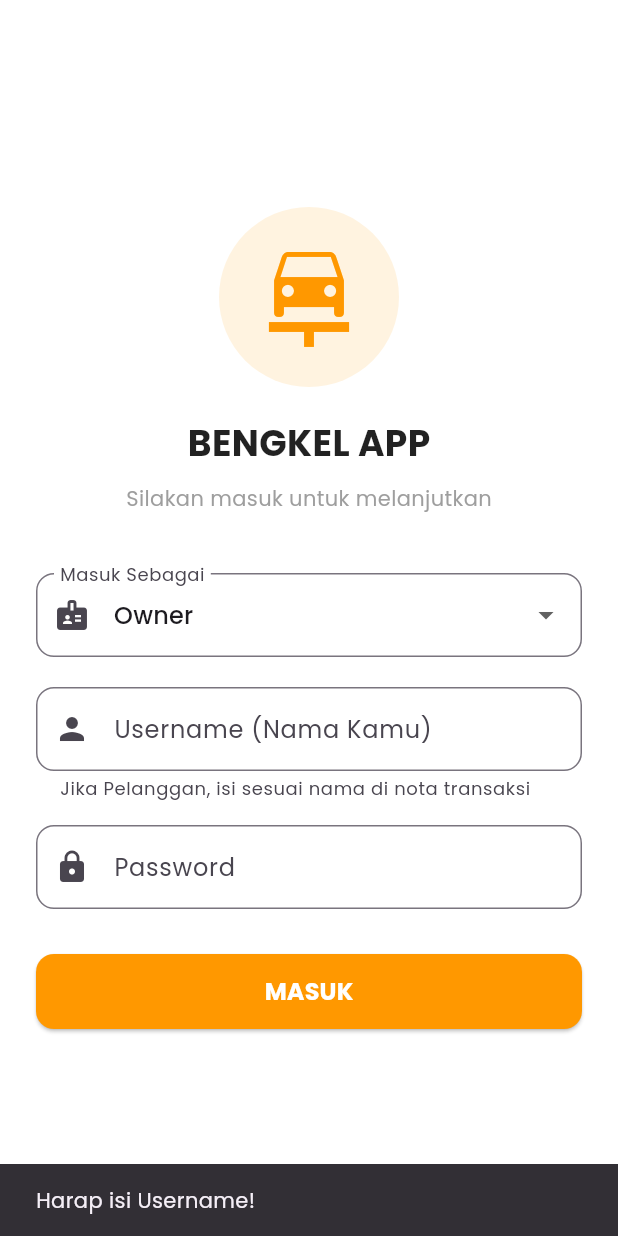
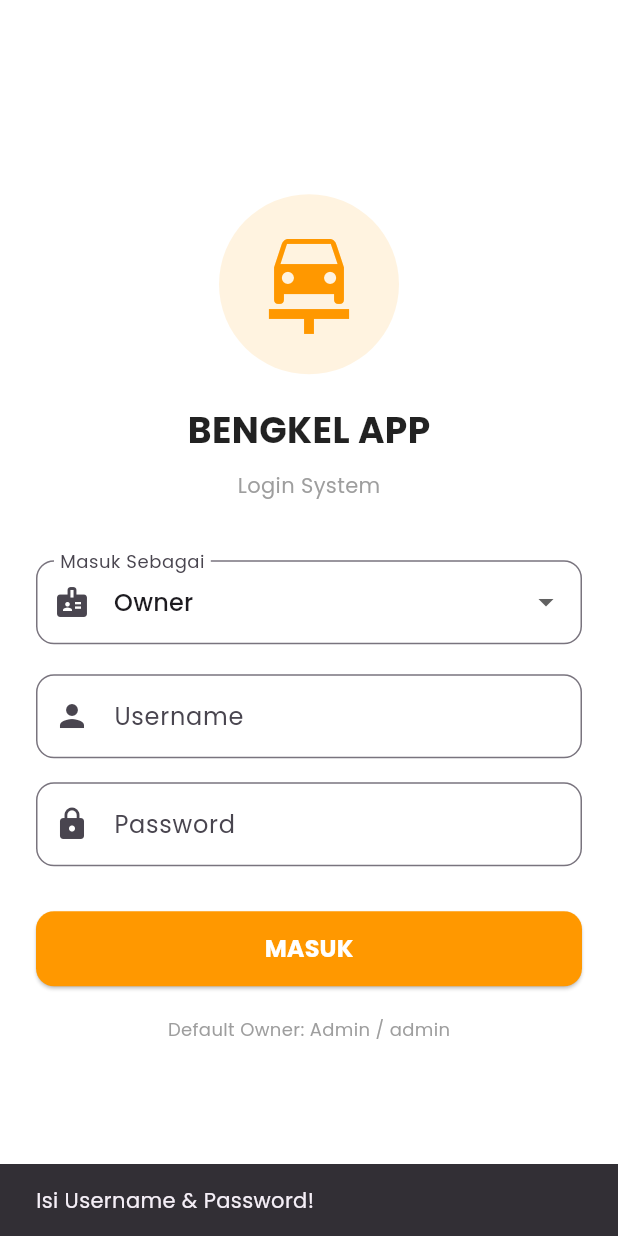
Before and after one commit to Altalea/bengkel_app_baru, a Flutter app: the screen it shows after launch, after a tap on "MASUK", on a phone screen of 412 x 824 dp. Run offline on Flutter 3.47's test engine with Material 3 defaults, Android fonts, the phone set to English and light mode, and no system bars; our stand-ins replace google_fonts, image_picker, sqflite; accounts and stored records are empty.

Commit message:
perbaiki fitur pelanggan

```diff
--- a/lib/customer_model.dart
+++ b/lib/customer_model.dart
@@ -2,9 +2,10 @@ class Customer {
   final int? id;
   final String name;
   final String phone;
-  final String email;         // Baru
+  final String email;
   final String address;
-  final String vehicleNumber; // Baru (Plat Nomor)
+  final String vehicleNumber;
+  final String password; // BARU
 
   Customer({
     this.id,
@@ -13,6 +14,7 @@ class Customer {
     required this.email,
     required this.address,
     required this.vehicleNumber,
+    required this.password, // Wajib
   });
 
   Map<String, dynamic> toMap() {
@@ -23,6 +25,7 @@ class Customer {
       'email': email,
       'address': address,
       'vehicleNumber': vehicleNumber,
+      'password': password,
     };
   }
 
@@ -34,6 +37,7 @@ class Customer {
       email: map['email'] ?? '-',
       address: map['address'],
       vehicleNumber: map['vehicleNumber'] ?? '-',
+      password: map['password'] ?? '123456', // Default kalau data lama kosong
     );
   }
 }
--- a/lib/employee_model.dart
+++ b/lib/employee_model.dart
@@ -1,16 +1,18 @@
 class Employee {
   final int? id;
   final String name;
-  final String position; // Misal: Mekanik Senior, Kasir, dll
+  final String position;
   final String phone;
-  final String? imagePath; // Tambahan untuk foto
+  final String imagePath;
+  final String password; // BARU
 
   Employee({
     this.id,
     required this.name,
     required this.position,
     required this.phone,
-    this.imagePath,
+    required this.imagePath,
+    required this.password, // Wajib
   });
 
   Map<String, dynamic> toMap() {
@@ -20,6 +22,7 @@ class Employee {
       'position': position,
       'phone': phone,
       'imagePath': imagePath,
+      'password': password,
     };
   }
 
@@ -29,7 +32,8 @@ class Employee {
       name: map['name'],
       position: map['position'],
       phone: map['phone'],
-      imagePath: map['imagePath'],
+      imagePath: map['imagePath'] ?? '',
+      password: map['password'] ?? '123456',
     );
   }
 }
--- a/lib/screens/add_customer_screen.dart
+++ b/lib/screens/add_customer_screen.dart
@@ -4,7 +4,6 @@ import '../customer_model.dart';
 
 class AddCustomerScreen extends StatefulWidget {
   const AddCustomerScreen({super.key});
-
   @override
   State<AddCustomerScreen> createState() => _AddCustomerScreenState();
 }
@@ -12,12 +11,12 @@ class AddCustomerScreen extends StatefulWidget {
 class _AddCustomerScreenState extends State<AddCustomerScreen> {
   final _formKey = GlobalKey<FormState>();
 
-  // Controller
   final _nameController = TextEditingController();
   final _phoneController = TextEditingController();
   final _emailController = TextEditingController();
   final _vehicleController = TextEditingController();
   final _addressController = TextEditingController();
+  final _passController = TextEditingController(); // Controller Password
 
   Future<void> _saveCustomer() async {
     if (_formKey.currentState!.validate()) {
@@ -25,8 +24,9 @@ class _AddCustomerScreenState extends State<AddCustomerScreen> {
         name: _nameController.text,
         phone: _phoneController.text,
         email: _emailController.text,
-        vehicleNumber: _vehicleController.text, // Plat Nomor
+        vehicleNumber: _vehicleController.text,
         address: _addressController.text,
+        password: _passController.text, // Simpan Password
       );
 
       await DatabaseHelper().insertCustomer(newCustomer);
@@ -49,6 +49,14 @@ class _AddCustomerScreenState extends State<AddCustomerScreen> {
               TextFormField(controller: _emailController, decoration: const InputDecoration(labelText: "Email")),
               TextFormField(controller: _vehicleController, decoration: const InputDecoration(labelText: "Nomor Plat Kendaraan")),
               TextFormField(controller: _addressController, decoration: const InputDecoration(labelText: "Alamat")),
+              const SizedBox(height: 10),
+              // Input Password untuk Pelanggan Login
+              TextFormField(
+                controller: _passController,
+                decoration: const InputDecoration(labelText: "Buat Password"),
+                obscureText: true,
+                validator: (val) => val!.isEmpty ? "Password harus diisi" : null,
+              ),
               const SizedBox(height: 20),
               ElevatedButton(onPressed: _saveCustomer, child: const Text("SIMPAN"))
             ],
--- a/lib/screens/home_screen.dart
+++ b/lib/screens/home_screen.dart
@@ -10,13 +10,12 @@ import 'history_screen.dart';
 
 class HomeScreen extends StatefulWidget {
   final String role;
-  final String username; // BARU: Variabel untuk menampung nama user asli
+  final String username;
 
-  // Kita tambahkan parameter username di sini
   const HomeScreen({
     super.key,
     this.role = 'Owner',
-    this.username = 'Admin' // Default nama kalau kosong
+    this.username = 'Admin'
   });
 
   @override
@@ -26,7 +25,15 @@ class HomeScreen extends StatefulWidget {
 class _HomeScreenState extends State<HomeScreen> {
 
   void _navigateToSettings() {
-    Navigator.push(context, MaterialPageRoute(builder: (c) => SettingScreen(currentRole: widget.role)));
+    Navigator.push(
+      context,
+      MaterialPageRoute(
+        builder: (context) => SettingScreen(
+          currentRole: widget.role,
+          currentUsername: widget.username, // KIRIM NAMA KE SETTING
+        ),
+      ),
+    );
   }
 
   @override
@@ -39,7 +46,6 @@ class _HomeScreenState extends State<HomeScreen> {
           crossAxisAlignment: CrossAxisAlignment.start,
           children: [
             const Text("Bengkel App", style: TextStyle(fontSize: 18, fontWeight: FontWeight.bold)),
-            // Tampilkan Nama User Asli di sini biar kelihatan kita login sebagai siapa
             Text("Halo, ${widget.username} (${widget.role})", style: const TextStyle(fontSize: 12)),
           ],
         ),
@@ -69,10 +75,9 @@ class _HomeScreenState extends State<HomeScreen> {
                 children: [
                   if (widget.role != 'Pelanggan')
                     _buildMenuCard(context, icon: Icons.point_of_sale, title: "Kasir / Transaksi", isDark: isDark,
-                      onTap: () => Navigator.push(context, MaterialPageRoute(builder: (c) => AddTransactionScreen(mechanicName: widget.username))), // Kirim nama user sbg mekanik
+                      onTap: () => Navigator.push(context, MaterialPageRoute(builder: (c) => AddTransactionScreen(mechanicName: widget.username))),
                     ),
 
-                  // KIRIM username ASLI KE SINI
                   _buildMenuCard(context, icon: Icons.history, title: widget.role == 'Pelanggan' ? "Riwayat Servis" : "Laporan Transaksi", isDark: isDark,
                     onTap: () => Navigator.push(context, MaterialPageRoute(builder: (c) => HistoryScreen(role: widget.role, userName: widget.username))),
                   ),
--- a/lib/screens/login_page.dart
+++ b/lib/screens/login_page.dart
@@ -1,4 +1,5 @@
 import 'package:flutter/material.dart';
+import '../database_helper.dart'; // Import Database
 import 'home_screen.dart';
 
 class LoginPage extends StatefulWidget {
@@ -14,26 +15,42 @@ class _LoginPageState extends State<LoginPage> {
 
   final _usernameController = TextEditingController();
   final _passwordController = TextEditingController();
+  bool _isLoading = false;
 
-  void _login() {
-    // Validasi: Username tidak boleh kosong
-    if (_usernameController.text.isEmpty) {
-      ScaffoldMessenger.of(context).showSnackBar(
-        const SnackBar(content: Text("Harap isi Username!")),
-      );
+  Future<void> _login() async {
+    if (_usernameController.text.isEmpty || _passwordController.text.isEmpty) {
+      ScaffoldMessenger.of(context).showSnackBar(const SnackBar(content: Text("Isi Username & Password!")));
       return;
     }
 
-    // KIRIM DATA KE HOME
+    setState(() => _isLoading = true);
+
+    // CEK KE DATABASE
+    final user = await DatabaseHelper().loginUser(
+        _usernameController.text,
+        _passwordController.text,
+        _selectedRole
+    );
+
+    setState(() => _isLoading = false);
+
+    if (user != null) {
+      // Login Sukses!
       Navigator.pushReplacement(
         context,
         MaterialPageRoute(
           builder: (context) => HomeScreen(
             role: _selectedRole,
-          username: _usernameController.text, // INI KUNCINYA: Mengirim apa yang kamu ketik
+            username: user['name'], // Pakai nama asli dari database
           ),
         ),
       );
+    } else {
+      // Login Gagal
+      ScaffoldMessenger.of(context).showSnackBar(
+        const SnackBar(content: Text("Login Gagal! Username/Password Salah.")),
+      );
+    }
   }
 
   @override
@@ -55,7 +72,7 @@ class _LoginPageState extends State<LoginPage> {
                 const SizedBox(height: 20),
                 const Text("BENGKEL APP", style: TextStyle(fontSize: 24, fontWeight: FontWeight.bold, color: Colors.black87)),
                 const SizedBox(height: 10),
-                const Text("Silakan masuk untuk melanjutkan", style: TextStyle(color: Colors.grey)),
+                const Text("Login System", style: TextStyle(color: Colors.grey)), // Penanda versi baru
                 const SizedBox(height: 40),
 
                 DropdownButtonFormField<String>(
@@ -70,14 +87,12 @@ class _LoginPageState extends State<LoginPage> {
                 ),
                 const SizedBox(height: 20),
 
-                // INPUT USERNAME
                 TextField(
                   controller: _usernameController,
                   decoration: InputDecoration(
-                    labelText: "Username (Nama Kamu)", // Hint biar jelas
+                    labelText: "Username",
                     border: OutlineInputBorder(borderRadius: BorderRadius.circular(12)),
                     prefixIcon: const Icon(Icons.person),
-                    helperText: "Jika Pelanggan, isi sesuai nama di nota transaksi",
                   ),
                 ),
                 const SizedBox(height: 16),
@@ -97,14 +112,19 @@ class _LoginPageState extends State<LoginPage> {
                   width: double.infinity,
                   height: 50,
                   child: ElevatedButton(
-                    onPressed: _login,
+                    onPressed: _isLoading ? null : _login, // Matikan tombol saat loading
                     style: ElevatedButton.styleFrom(
                       backgroundColor: Colors.orange,
                       shape: RoundedRectangleBorder(borderRadius: BorderRadius.circular(12)),
                     ),
-                    child: const Text("MASUK", style: TextStyle(color: Colors.white, fontWeight: FontWeight.bold, fontSize: 16)),
+                    child: _isLoading
+                        ? const CircularProgressIndicator(color: Colors.white)
+                        : const Text("MASUK", style: TextStyle(color: Colors.white, fontWeight: FontWeight.bold, fontSize: 16)),
                   ),
                 ),
+
+                const SizedBox(height: 20),
+                const Text("Default Owner: Admin / admin", style: TextStyle(color: Colors.grey, fontSize: 12)),
               ],
             ),
           ),
```
Also changed, not shown: lib/database_helper.dart (+69 -56 lines), lib/screens/add_employee_screen.dart (+27 -71 lines), lib/screens/setting_screen.dart (+68 -93 lines). Lines whose indentation alone changed are shown as unchanged.
